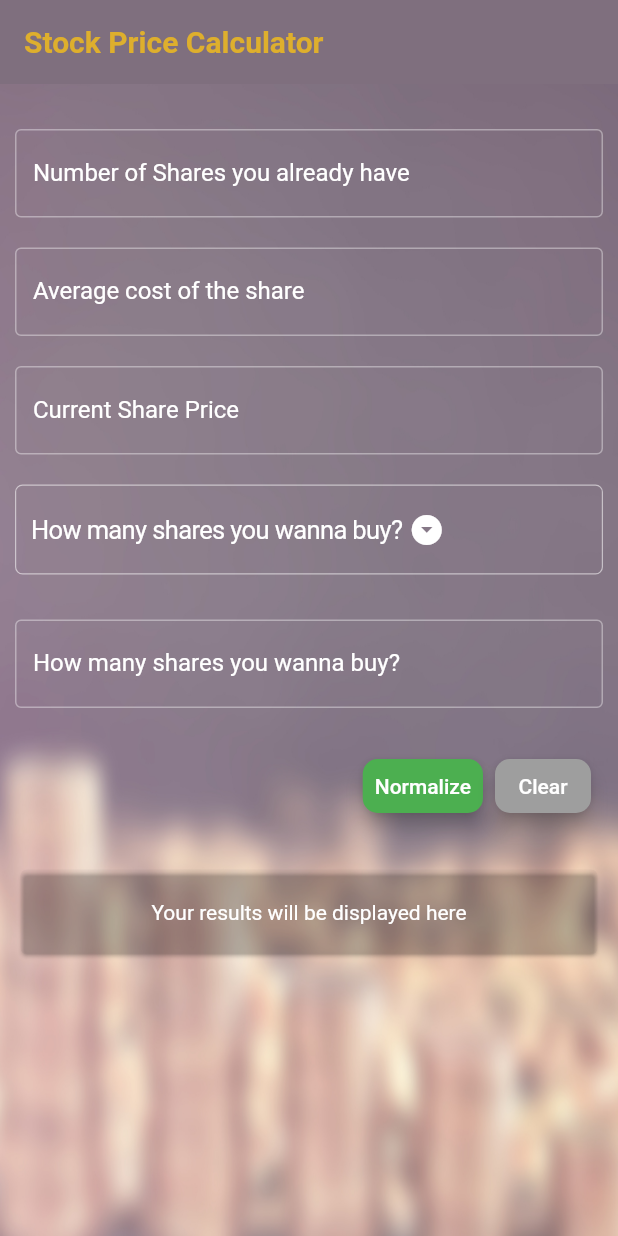
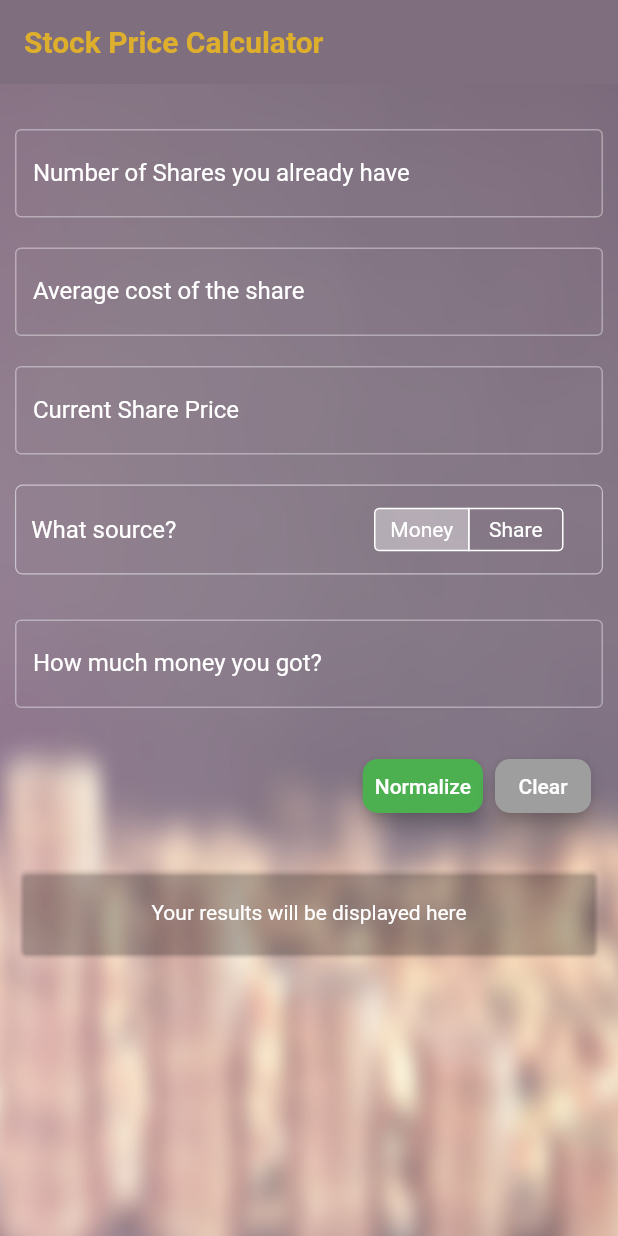
Before and after one commit to antonyr/stock-price-calc, a Flutter app: the screen it shows after launch, on a phone screen of 412 x 824 dp. Run offline on Flutter 3.47's test engine with Material 2 defaults, Android fonts, the phone set to English and light mode, and no system bars.

Commit message:
Added segmented control for source type

```diff
--- a/lib/main.dart
+++ b/lib/main.dart
@@ -52,10 +52,15 @@ class _MyHomePageState extends State<MyHomePage> {
   bool _showResult = false;
   bool autoValidate = false;
   int _selectedIndex = 0;
-  List<String> dropDownValues = [
+
+  final List<String> dropDownValues = [
+    'How much money you got?',
     'How many shares you wanna buy?',
-    'How much money you got?'
   ];
+  final Map<int, Widget> dropDownWidgets = const <int, Widget>{
+    0: Text('   Money   ', style: TextStyle(color: Colors.white)),
+    1: Text('   Share   ', style: TextStyle(color: Colors.white)),
+  };
 
   @override
   Widget build(BuildContext context) {
@@ -154,59 +159,22 @@ class _MyHomePageState extends State<MyHomePage> {
                         width: 0.8,
                       ),
                     ),
-                    child: Column(
-                      crossAxisAlignment: CrossAxisAlignment.start,
+                    child: Row(
+                      mainAxisAlignment: MainAxisAlignment.spaceBetween,
                       children: <Widget>[
-                        CupertinoButton(
-                            child: Padding(
-                              padding: EdgeInsets.only(top: 15),
-                              child: Row(
-                                children: <Widget>[
-                                  Text(
-                                    dropDownValues[_selectedIndex],
-                                  ),
-                                  Container(
-                                    padding:
-                                        EdgeInsets.symmetric(horizontal: 4),
-                                    child: Icon(
-                                      Icons.arrow_drop_down_circle,
-                                      size: 24,
-                                    ),
-                                  ),
-                                ],
-                              ),
-                            ),
-                            padding: EdgeInsets.zero,
-                            onPressed: () {
-                              showModalBottomSheet(
-                                  context: context,
-                                  builder: (BuildContext context) {
-                                    return Container(
-                                      height: 120.0,
-                                      child: CupertinoPicker(
-                                          itemExtent: 32.0,
-                                          scrollController:
-                                              FixedExtentScrollController(
-                                                  initialItem: _selectedIndex),
-                                          backgroundColor: Color(0xFF7F6F7E),
-                                          onSelectedItemChanged: (int index) {
-                                            setState(() {
-                                              _selectedIndex = index;
-                                            });
-                                          },
-                                          children: new List<Widget>.generate(
-                                              dropDownValues.length,
-                                              (int index) {
-                                            return new Center(
-                                              child: new Text(
-                                                  dropDownValues[index],
-                                                  style: TextStyle(
-                                                      color: Colors.white)),
-                                            );
-                                          })),
-                                    );
-                                  });
-                            }),
+                        Text('What source?', style: TextStyle(fontSize: 16.0)),
+                        CupertinoSegmentedControl<int>(
+                          children: dropDownWidgets,
+                          borderColor: Colors.white,
+                          selectedColor: Colors.white38,
+                          unselectedColor: Colors.transparent,
+                          onValueChanged: (int val) {
+                            setState(() {
+                              _selectedIndex = val;
+                            });
+                          },
+                          groupValue: _selectedIndex,
+                        ),
                       ],
                     ),
                   ),
--- a/pubspec.yaml
+++ b/pubspec.yaml
@@ -11,7 +11,7 @@ description: A new Flutter project.
 # In iOS, build-name is used as CFBundleShortVersionString while build-number used as CFBundleVersion.
 # Read more about iOS versioning at
 # https://developer.apple.com/library/archive/documentation/General/Reference/InfoPlistKeyReference/Articles/CoreFoundationKeys.html
-version: 0.1.0+1
+version: 0.1.0+2
 
 environment:
   sdk: ">=2.1.0 <3.0.0"
```
Also changed, not shown: 1 other file.
